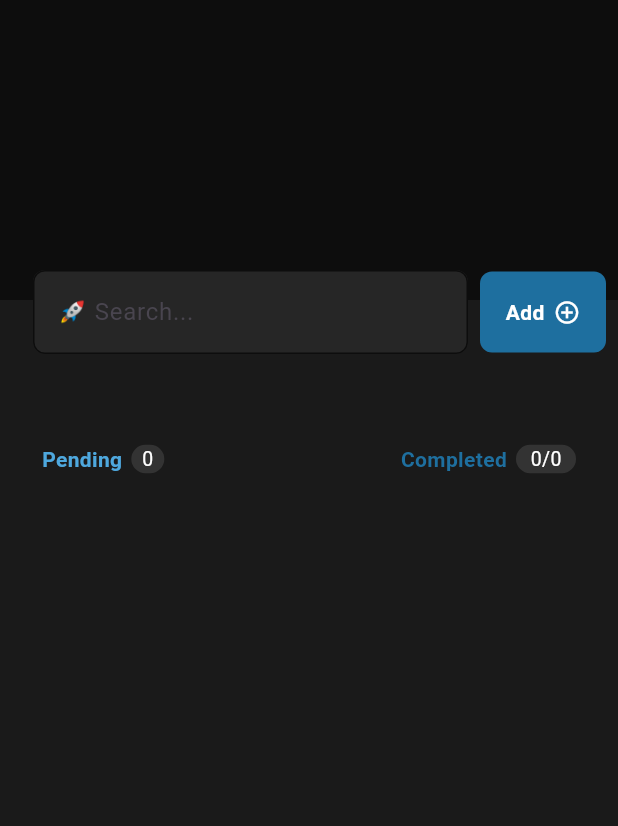
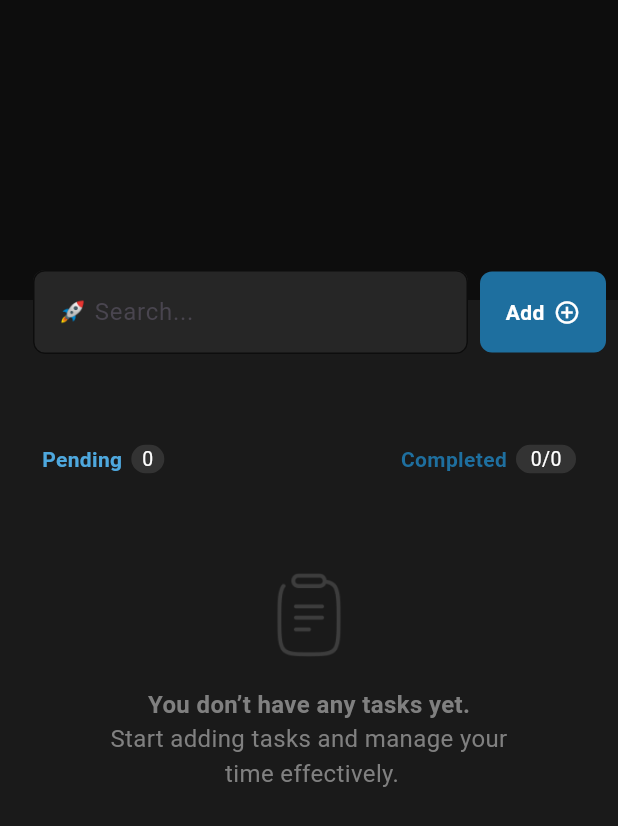
Before and after one commit to sinancholakkal/To-Do-List, a Flutter app: the screen it shows after launch, on a phone screen of 412 x 824 dp. Shown: the top 826 px of the screen. Run offline on Flutter 3.47's test engine with Material 3 defaults, Android fonts, the phone set to English and light mode, and no system bars; our stand-ins replace bloc, cloud_firestore, firebase_core, flutter_bloc, fluttertoast, lottie; accounts and stored records are empty.

Commit message:
Empty list added

```diff
--- a/lib/feature/presentation/pages/screen_home/sections/list_display_section.dart
+++ b/lib/feature/presentation/pages/screen_home/sections/list_display_section.dart
@@ -8,6 +8,7 @@ import 'package:to_do_list/feature/bloc/pending_and_completed_bloc/pending_and_c
 import 'package:to_do_list/feature/bloc/task_bloc/task_bloc.dart';
 import 'package:to_do_list/feature/presentation/pages/screen_home/sections/pending_and_complete_section.dart';
 import 'package:to_do_list/feature/presentation/widgets/task_card_widget.dart';
+import 'package:to_do_list/feature/presentation/widgets/text_widget.dart';
 
 class ListDisplaySection extends StatefulWidget {
   const ListDisplaySection({super.key});
@@ -62,7 +63,17 @@ class _ListDisplaySectionState extends State<ListDisplaySection> {
                         );
                       }
                       if (taskModels.isEmpty) {
-                        return Center(child: Text("No task yet"));
+                        return Column(
+                          mainAxisSize: MainAxisSize.min,
+                          crossAxisAlignment: CrossAxisAlignment.center,
+                          children: [
+                            SizedBox(height: 66,),
+                            Image.asset("assets/empty.png",width: 56,height: 56,),
+                            SizedBox(height: 20,),
+                            TextWidget(text: "You don’t have any tasks yet.",size: 16,color: Color(0xFF808080),fontWeight: FontWeight.w700,),
+                            TextWidget(text: "Start adding tasks and manage your\n time effectively.",size: 16,color: Color(0xFF808080),textAlign: TextAlign.center,)
+                          ],
+                        );
                       } else {
                         return ValueListenableBuilder(
                           valueListenable: taskCompletionStates,
--- a/lib/feature/presentation/widgets/text_widget.dart
+++ b/lib/feature/presentation/widgets/text_widget.dart
@@ -11,7 +11,8 @@ class TextWidget extends StatelessWidget {
     this.overflow,
     this.decoration,
     this.decorationColor,
-    this.decorationThickness
+    this.decorationThickness,
+    this.textAlign
   });
   final String text;
   final Color? color;
@@ -22,9 +23,11 @@ class TextWidget extends StatelessWidget {
   final TextDecoration? decoration;
   final Color? decorationColor;
   final double? decorationThickness;
+  final TextAlign? textAlign;
   @override
   Widget build(BuildContext context) {
     return Text(
+      textAlign: textAlign,
       text,
       style: TextStyle(
         decoration: decoration,
--- a/pubspec.yaml
+++ b/pubspec.yaml
@@ -70,6 +70,7 @@ flutter:
     - assets/delete.png
     - assets/submitt.png
     - assets/splash-animation.json
+    - assets/empty.png
   #   - images/a_dot_ham.jpeg
 
   # An image asset can refer to one or more resolution-specific "variants", see
```
Also changed, not shown: assets/empty.png (added).
